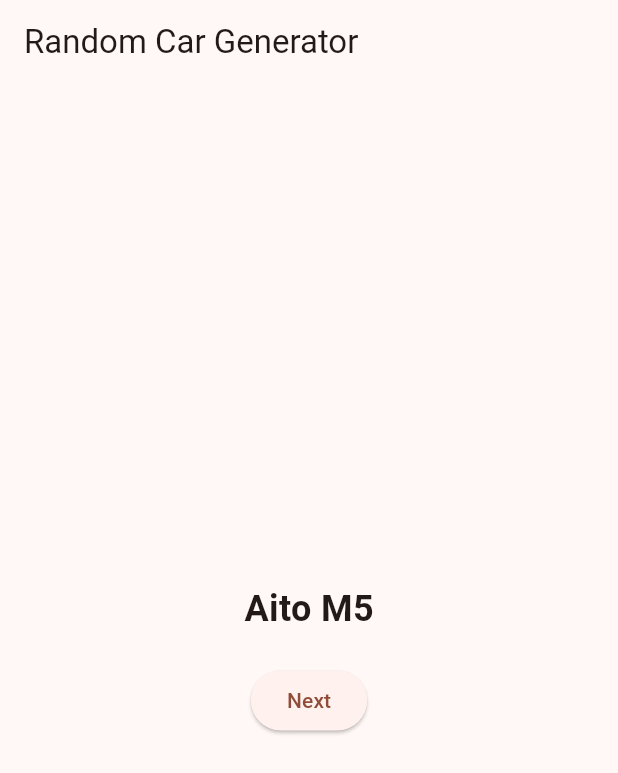
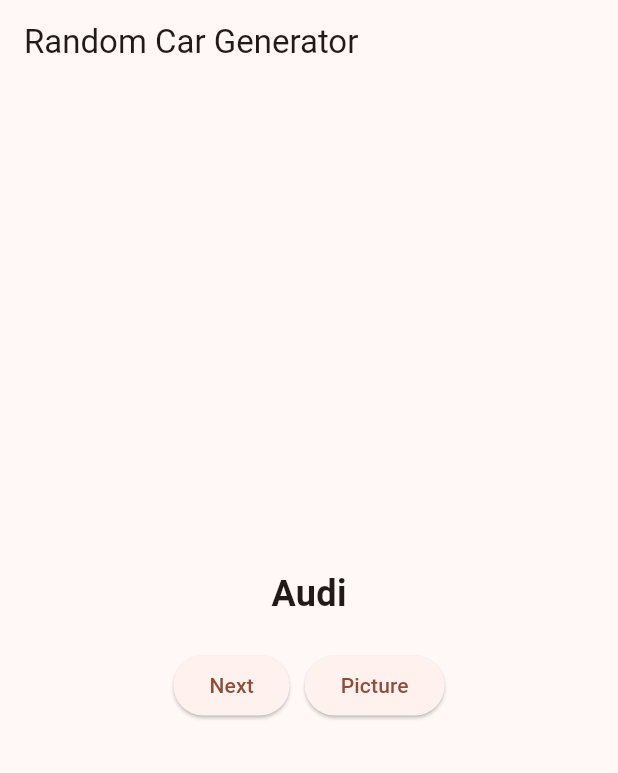
Before and after one commit to jotadmerrimack/flutter_app, a Flutter app: the screen it shows after launch, after a tap on "Next", on a phone screen of 412 x 824 dp. Shown: the top 773 px of the screen. Run offline on Flutter 3.47's test engine with Material 3 defaults, Android fonts, the phone set to English and light mode, and no system bars.

Commit message:
reduced car list to 20, changed my mind on how i want my app to work, I have to download images myself

```diff
--- a/lib/main.dart
+++ b/lib/main.dart
@@ -1,4 +1,3 @@
-//import 'package:english_words/english_words.dart';
 import 'dart:math';
 
 import 'package:flutter/material.dart';
@@ -9,7 +8,6 @@ void main() {
 }
 
 class MyApp extends StatelessWidget {
- // const MyApp({super.key});
 
   @override
   Widget build(BuildContext context) {
@@ -29,52 +27,31 @@ class MyApp extends StatelessWidget {
 
 class MyAppState extends ChangeNotifier {
   final List<String> carNames = [
-
-    'Ford Mustang', 'Chevrolet Camaro', 'Tesla Model S', 'Toyota Corolla', 'Honda Civic', 'BMW M3',
-    'Audi A4', 'Mercedes-Benz C-Class', 'Porsche 911', 'Lamborghini Aventador',
-    'Ferrari F8', 'Dodge Charger', 'Nissan GT-R', 'Jeep Wrangler', 'Hyundai Elantra',
-    'Kia Optima', 'Volkswagen Golf', 'Subaru Impreza', 'Mazda MX-5', 'Chrysler 300',
-    'Volvo S60', 'Jaguar XF', 'Cadillac CTS', 'Infiniti Q50', 'Acura TLX',
-    'Lincoln MKZ', 'Alfa Romeo Giulia', 'Genesis G70', 'Buick Regal', 'Mini Cooper',
-    'Chevy Malibu', 'Toyota Camry', 'Ford Fusion', 'Hyundai Sonata', 'Honda Accord',
-    'Dodge Dart', 'Nissan Altima', 'BMW 5 Series', 'Audi A6', 'Mercedes E-Class',
-    'Tesla Model 3', 'Chevrolet Impala', 'Toyota Avalon', 'Lexus IS', 'Mazda6',
-    'Kia Stinger', 'Volvo V60', 'Jaguar XE', 'Buick LaCrosse', 'Cadillac CT5',
-    'Chrysler Sebring', 'Ford Taurus', 'Pontiac G6', 'Oldsmobile Alero', 'Saturn Ion',
-    'Peugeot 508', 'Renault Talisman', 'Fiat Tipo', 'Skoda Superb', 'Seat Leon',
-    'Citroen C5', 'Dacia Logan', 'Opel Insignia', 'Holden Commodore', 'Proton Persona',
-    'Mitsubishi Lancer', 'Suzuki Swift', 'Isuzu Bellett', 'Daihatsu Charade', 'Perodua Myvi',
-    'Tata Nexon', 'Mahindra XUV500', 'Maruti Baleno', 'Hyundai Verna', 'Honda City',
-    'Toyota Yaris', 'Ford EcoSport', 'Nissan Micra', 'Chevrolet Spark', 'Kia Rio',
-    'Mazda 3', 'Subaru Legacy', 'Volkswagen Passat', 'Skoda Octavia', 'Renault Megane',
-    'Lancia Delta', 'Peugeot 308', 'Citroen C4', 'Chery Arrizo 5', 'Geely Emgrand',
-    'Great Wall C30', 'BAIC D50', 'Haval H6', 'BYD Qin', 'NIO ET7',
-    'XPeng P7', 'Li Auto L9', 'Lucid Air', 'Rivian R1T', 'Bollinger B1',
-    'Fisker Ocean', 'Aptera SEV', 'Faraday Future FF91', 'VinFast VF8', 'Ora Cat',
-    'Renault Zoe', 'BMW i3', 'Nissan Leaf', 'Chevy Bolt', 'Tesla Model X',
-    'Tesla Cybertruck', 'Hyundai Ioniq 5', 'Kia EV6', 'Ford F-150 Lightning', 'Rivian R1S',
-    'Honda e', 'Mazda MX-30', 'Mini Electric', 'Volkswagen ID.4', 'Skoda Enyaq',
-    'Peugeot e-208', 'Fiat 500e', 'Renault Twizy', 'Citroen Ami', 'Smart EQ ForTwo',
-    'Polestar 2', 'Lucid Gravity', 'Tesla Roadster', 'BMW i8', 'Audi e-tron GT',
-    'Porsche Taycan', 'Mercedes EQS', 'Genesis GV60', 'Jaguar I-Pace', 'Nissan Ariya',
-    'Chevrolet Blazer EV', 'GMC Hummer EV', 'Cadillac Lyriq', 'Fisker Pear', 'Hyundai Kona Electric',
-    'Kia Niro EV', 'Toyota bZ4X', 'Subaru Solterra', 'Ford Mustang Mach-E', 'Honda Prologue',
-    'Volvo XC40 Recharge', 'Mazda CX-30 EV', 'Buick Electra', 'Opel Mokka-e', 'DS 3 Crossback E-Tense',
-    'Cupra Born', 'BYD Dolphin', 'Ora Funky Cat', 'Leapmotor C11', 'Seres SF5',
-    'Geely Geometry C', 'Neta U', 'Voyah Free', 'IM L7', 'Avatr 11',
-    'Aito M5', 'HiPhi X', 'Tesla Semi', 'Nikola Tre', 'Lordstown Endurance',
-    'Karma Revero', 'Bollinger B2', 'Canoo Lifestyle Van', 'Arrival Van', 'BrightDrop Zevo 600',
-    'Workhorse W-15', 'RAM 1500 REV', 'Ford Ranger Raptor', 'Jeep Gladiator', 'Chevy Colorado ZR2',
-    'GMC Sierra EV', 'Toyota Tundra Hybrid', 'Nissan Titan XD', 'Honda Ridgeline', 'Hyundai Santa Cruz'
+ "Audi","BMW","Cadillac", "Chevrolet","Dodge","Fiat","Ford","Honda",
+ "Hyundai","Jeep","Kia","Lamborghini","Mazda","Mercedes","Nissan",
+  "Subaru","Tesla","Toyota","Volkswagen","Volvo"
   ];
 
   String currentCar = 'Click Next';
+  String imageUrl = '';
 
   void getNext() {
 
     final random = Random();
 
     currentCar = carNames[random.nextInt(carNames.length)];
+    imageUrl = ''; // clear old image
+    notifyListeners();
+  }
+  void getImage() {
+
+   // final query = currentCar.replaceAll(' ', '+');
+   imageUrl = 'https://upload.wikimedia.org/wikipedia/commons/thumb/2/2e/Lamborghini_Aventador_%282021%29_IMG_4846.jpg/640px-Lamborghini_Aventador_%282021%29_IMG_4846.jpg';
+    //print('Image URL: $imageUrl');
+
+    //final fallback = 'car';
+    //final query = currentCar.split(' ').first; // just brand name
+    //imageUrl = 'https://source.unsplash.com/600x400/?$query,$fallback';
 
     notifyListeners();
   }
@@ -111,14 +88,52 @@ class MyHomePage extends StatelessWidget {
 
             SizedBox(height: 20),
 
-            ElevatedButton(
 
-              onPressed: () => appState.getNext(),
+            Row(
 
-              child: Text('Next'),
+              mainAxisAlignment: MainAxisAlignment.center,
+
+              children: [
+
+                ElevatedButton(
+
+                  onPressed: () => appState.getNext(),
+
+                  child: Text('Next'),
+
+                ),
+
+                SizedBox(width: 10),
+
+                ElevatedButton(
+
+                  onPressed: () => appState.getImage(),
+
+                  child: Text('Picture'),
+
+                ),
+
+              ],
 
             ),
 
+            SizedBox(height: 20),
+
+            if (appState.imageUrl.isNotEmpty)
+              Image.network(
+                appState.imageUrl,
+                width: 300,
+                height: 200,
+                fit: BoxFit.cover,
+                errorBuilder: (context, error, stackTrace) {
+                  return Column(
+                    children: [
+                      Icon(Icons.error, size: 50),
+                      Text('Image failed to load'),
+                    ],
+                  );
+                },
+              ),
           ],
         ),
       ),
--- a/pubspec.yaml
+++ b/pubspec.yaml
@@ -14,6 +14,7 @@ dependencies:
 
   english_words: ^4.0.0
   provider: ^6.1.2
+  cached_network_image: ^3.2.3
 
 dev_dependencies:
   flutter_test:
```
Also changed, not shown: pubspec.lock, 1 other file.
